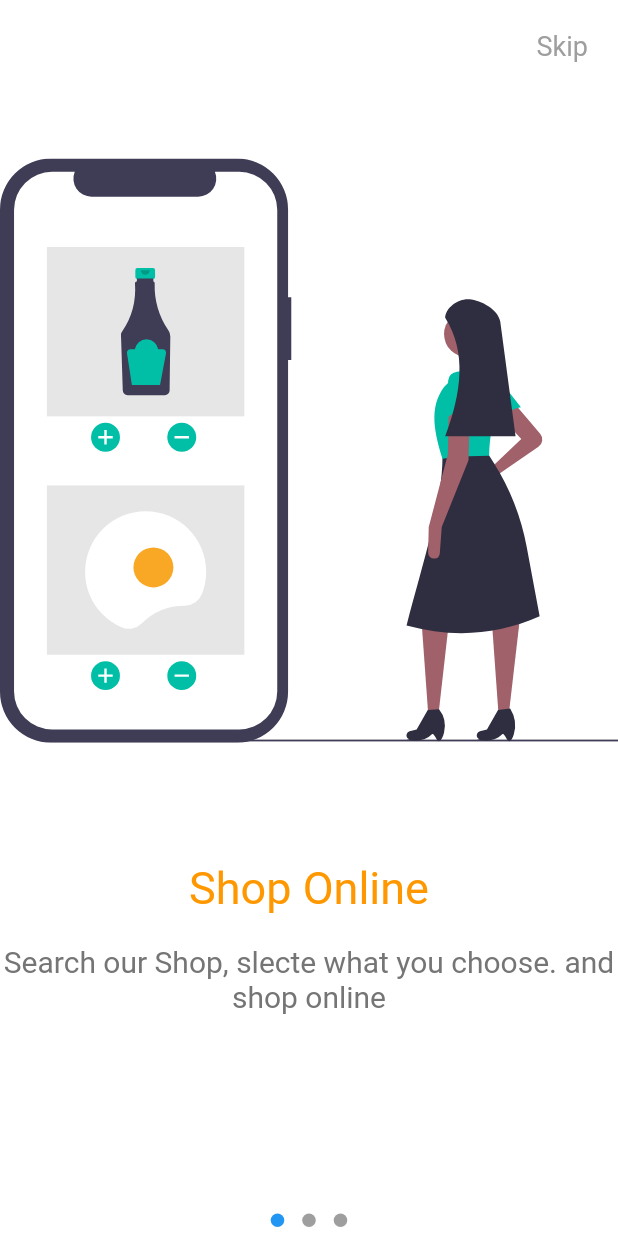
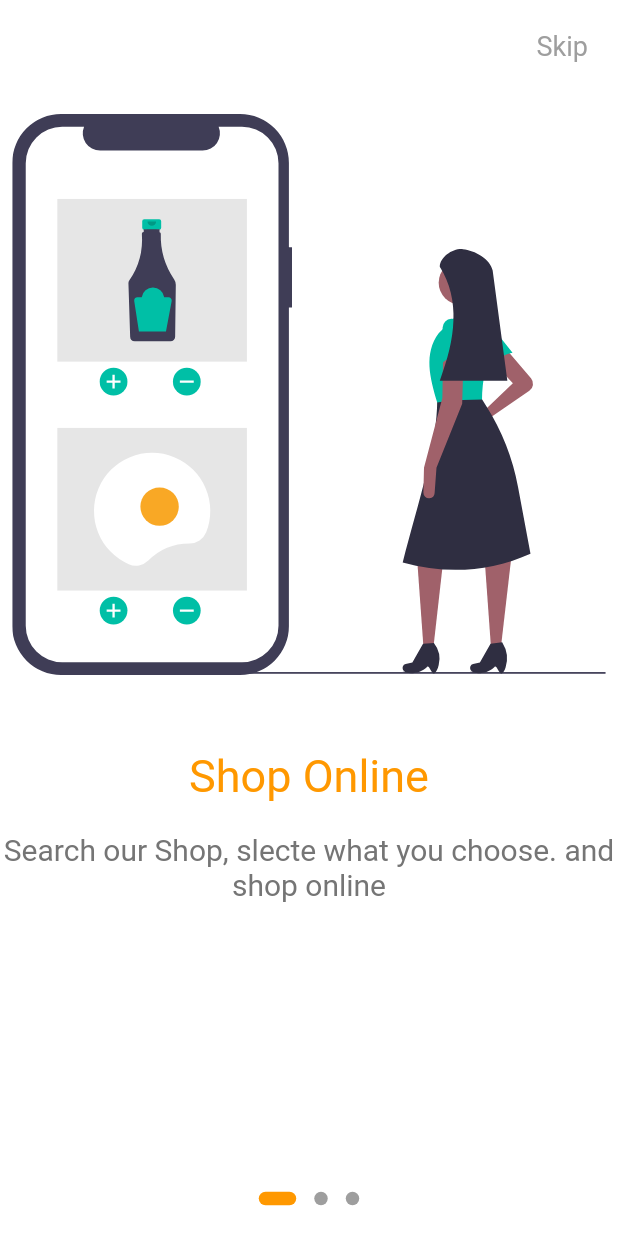
Before and after one commit to manishankarvakta/on_boarding_screen, a Flutter app: the screen it shows after launch, on a phone screen of 412 x 824 dp. Run offline on Flutter 3.47's test engine with Material 2 defaults, Android fonts, the light colour scheme and no system bars; drawn by our look-alikes of dots_indicator; our stand-ins replace flutter_svg.

Commit message:
dot indicator customize

```diff
--- a/lib/main.dart
+++ b/lib/main.dart
@@ -56,9 +56,10 @@ class _MyHomePageState extends State<MyHomePage> {
             child: Text(
               'Skip',
               style: TextStyle(
-                  color: Colors.grey,
-                  fontSize: 18,
-                  fontWeight: FontWeight.w400),
+                color: Colors.grey,
+                fontSize: 18,
+                fontWeight: FontWeight.w400,
+              ),
             ),
           )
         ],
@@ -87,7 +88,19 @@ class _MyHomePageState extends State<MyHomePage> {
                   new DotsIndicator(
                     dotsCount: pageLength,
                     position: currentPageIndex.toDouble(),
-                  )
+                    decorator: DotsDecorator(
+                      color: Colors.grey, // Inactive color
+                      activeColor: Colors.orange,
+                      size: const Size.square(9.0),
+                      activeSize: const Size(25.0, 9.0),
+                      activeShape: RoundedRectangleBorder(
+                        borderRadius: BorderRadius.circular(5.0),
+                      ),
+                    ),
+                  ),
+                  SizedBox(
+                    height: 50,
+                  ),
                 ],
               ),
             ),
--- a/lib/pages/page_one.dart
+++ b/lib/pages/page_one.dart
@@ -17,7 +17,7 @@ class _PageOneState extends State<PageOne> {
           height: 20,
         ),
         Expanded(
-          flex: 3,
+          flex: 2,
           child: SvgPicture.asset('images/online_groceries.svg'),
         ),
         Flexible(
--- a/lib/pages/page_three.dart
+++ b/lib/pages/page_three.dart
@@ -17,7 +17,7 @@ class _PageThreeState extends State<PageThree> {
           height: 20,
         ),
         Expanded(
-          flex: 3,
+          flex: 2,
           child: SvgPicture.asset('images/deliveries.svg'),
         ),
         Flexible(
--- a/lib/pages/page_two.dart
+++ b/lib/pages/page_two.dart
@@ -17,7 +17,7 @@ class _PageTwoState extends State<PageTwo> {
           height: 20,
         ),
         Expanded(
-          flex: 3,
+          flex: 2,
           child: SvgPicture.asset('images/On_the_way.svg'),
         ),
         Flexible(
```
